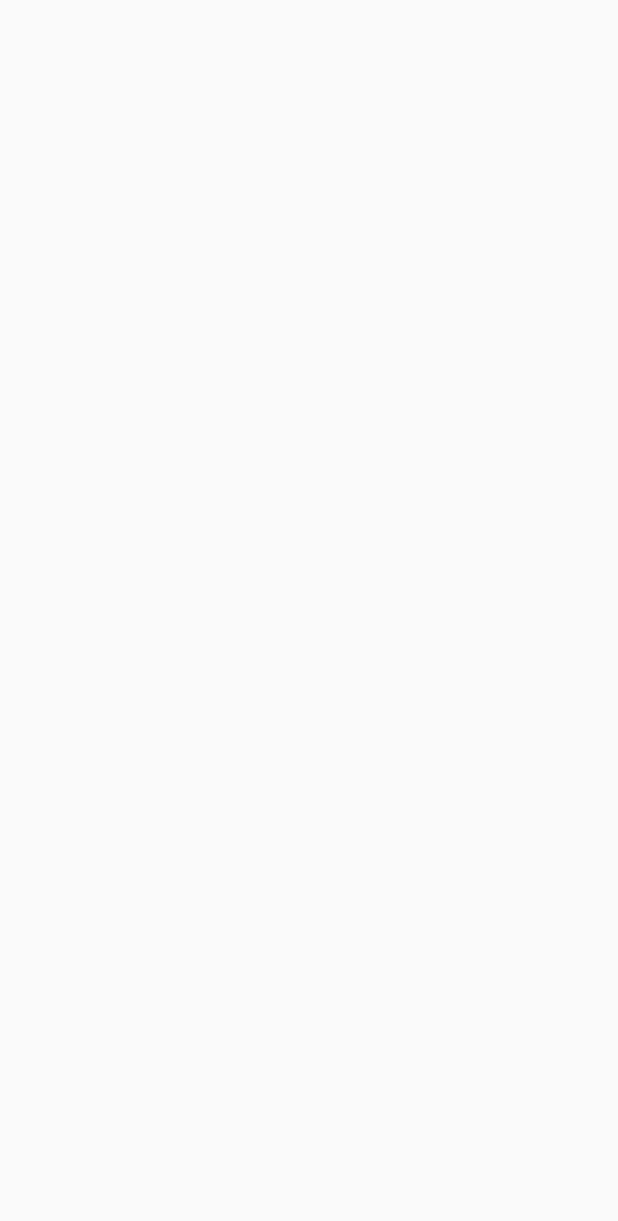
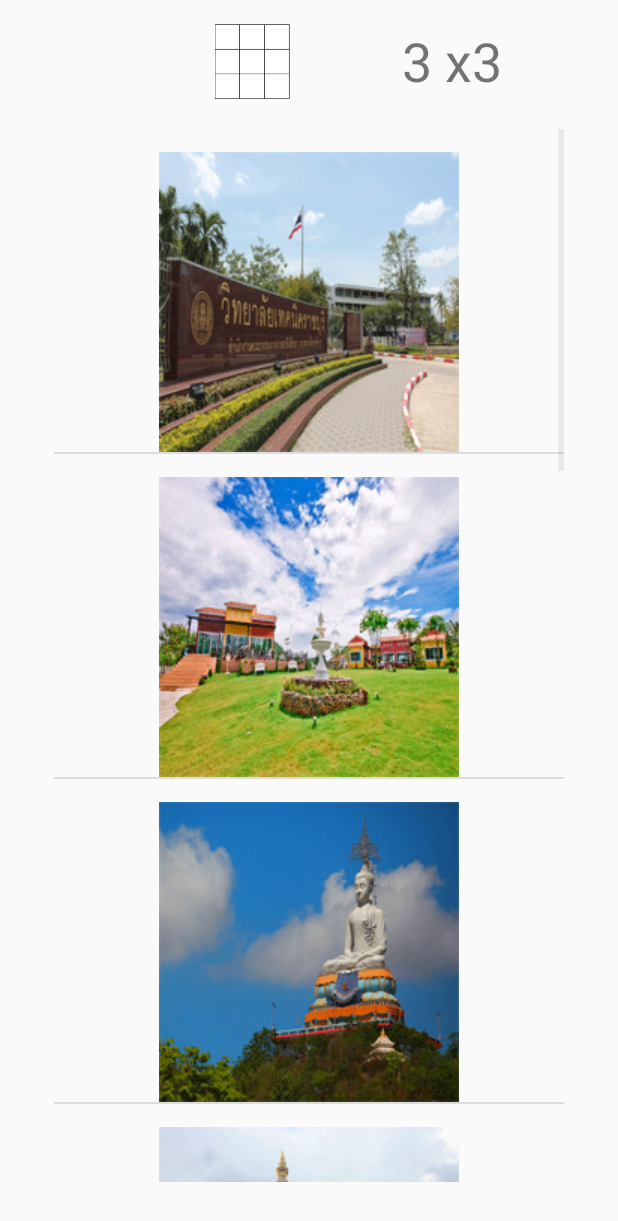
Before and after one commit to masterUNG/Jig-Saw-1, an Android app: the Chooselmage screen opened directly, with no data from a screen before it, on a phone screen of 412 x 824 dp. Before the commit the part shown is empty. Shown: the top 1221 px of the screen. Run offline under Robolectric (Android 15) with nearby library versions, the phone set to English and light mode, and no system bars.

Commit message:
finsish 25 nov

```diff
--- a/app/src/main/AndroidManifest.xml
+++ b/app/src/main/AndroidManifest.xml
@@ -17,7 +17,9 @@
         </activity>
         <activity android:name=".PlayActivity" />
         <activity android:name=".ChooseStructor" />
-        <activity android:name=".Chooselmage"></activity>
+        <activity android:name=".Chooselmage" />
+        <activity android:name=".Play4Activity" />
+        <activity android:name=".Play5Activity"></activity>
     </application>
 
 </manifest>
--- a/app/src/main/java/rtc/ariya/supakrit/jigsaw/Chooselmage.java
+++ b/app/src/main/java/rtc/ariya/supakrit/jigsaw/Chooselmage.java
@@ -1,22 +1,84 @@
 package rtc.ariya.supakrit.jigsaw;
 
+import android.content.Intent;
 import android.support.v7.app.AppCompatActivity;
 import android.os.Bundle;
 import android.util.Log;
+import android.view.View;
+import android.widget.AdapterView;
+import android.widget.ImageView;
+import android.widget.ListView;
+import android.widget.TextView;
 
 public class Chooselmage extends AppCompatActivity {
 
     //Explicit
     private int anInt;
+    private int[] imageInt = new int[]{R.drawable.a1, R.drawable.a2,
+            R.drawable.a3, R.drawable.a4, R.drawable.a5, R.drawable.a6,
+            R.drawable.a7, R.drawable.a8, R.drawable.a9, R.drawable.a10};
+    private String[] titleStrings = new String[]{"3 x3 ","4 x 4","5 x 5"};
+    private int[] iconInts = new int[]{R.drawable.e1,R.drawable.e2,R.drawable.e3};
+    private ImageView imageView;
+    private TextView textView;
+    private ListView listView;
 
     @Override
     protected void onCreate(Bundle savedInstanceState) {
         super.onCreate(savedInstanceState);
         setContentView(R.layout.activity_chooselmage);
 
+        //Bind Widget
+        imageView = (ImageView) findViewById(R.id.imageView5);
+        textView = (TextView) findViewById(R.id.textView7);
+        listView = (ListView) findViewById(R.id.livimage);
+
+
         //Get Value From Intent
         anInt = getIntent().getIntExtra("Index", 0);
         Log.d("tonV1", "Index ==> " + anInt);
 
+        //Show View
+        imageView.setImageResource(iconInts[anInt]);
+        textView.setText(titleStrings[anInt]);
+
+        //Create ListView
+        MyAdapter myAdapter = new MyAdapter(Chooselmage.this, imageInt);
+        listView.setAdapter(myAdapter);
+
+        listView.setOnItemClickListener(new AdapterView.OnItemClickListener() {
+            @Override
+            public void onItemClick(AdapterView<?> parent, View view, int position, long id) {
+
+                switch (anInt) {
+
+                    case 0: // for 3x3
+
+                        Intent intent = new Intent(Chooselmage.this, PlayActivity.class);
+                        intent.putExtra("Image", imageInt[position]);
+                        startActivity(intent);
+
+
+                        break;
+                    case 1: // for 4x4
+
+                        Intent intent1 = new Intent(Chooselmage.this, Play4Activity.class);
+                        intent1.putExtra("Image", imageInt[position]);
+                        startActivity(intent1);
+                        break;
+                    case 2: // for 5x5
+                        Intent intent2 = new Intent(Chooselmage.this, Play5Activity.class);
+                        intent2.putExtra("Image", imageInt[position]);
+                        startActivity(intent2);
+                        break;
+
+
+                } // switch
+
+            }   //onItem
+        });
+
+
+
     }   // Main Method
 }   // Main Class
--- /dev/null
+++ b/app/src/main/java/rtc/ariya/supakrit/jigsaw/MyAdapter.java
@@ -0,0 +1,54 @@
+package rtc.ariya.supakrit.jigsaw;
+
+import android.content.Context;
+import android.view.LayoutInflater;
+import android.view.View;
+import android.view.ViewGroup;
+import android.widget.BaseAdapter;
+import android.widget.ImageView;
+
+/**
+ * Created by supanita on 25/11/2559.
+ */
+
+public class MyAdapter extends BaseAdapter{
+
+
+    private Context context;
+    private int[] ints;
+
+    public MyAdapter(Context context, int[] ints) {
+        this.context = context;
+        this.ints = ints;
+    }
+
+    @Override
+    public int getCount() {
+        return ints.length;
+    }
+
+    @Override
+    public Object getItem(int position) {
+        return null;
+    }
+
+    @Override
+    public long getItemId(int position) {
+        return 0;
+    }
+
+    @Override
+    public View getView(int position, View convertView, ViewGroup parent) {
+
+
+        LayoutInflater layoutInflater = (LayoutInflater) context.getSystemService(Context.LAYOUT_INFLATER_SERVICE);
+        View view1 = layoutInflater.inflate(R.layout.my_listview, parent, false);
+
+        ImageView imageView = (ImageView) view1.findViewById(R.id.imageView6);
+
+        imageView.setImageResource(ints[position]);
+
+
+        return view1;
+    }
+}   // Main Class
--- a/app/src/main/res/layout/activity_chooselmage.xml
+++ b/app/src/main/res/layout/activity_chooselmage.xml
@@ -1,5 +1,6 @@
 <?xml version="1.0" encoding="utf-8"?>
 <RelativeLayout xmlns:android="http://schemas.android.com/apk/res/android"
+    xmlns:app="http://schemas.android.com/apk/res-auto"
     xmlns:tools="http://schemas.android.com/tools"
     android:id="@+id/activity_chooselmage"
     android:layout_width="match_parent"
@@ -10,4 +11,33 @@
     android:paddingTop="@dimen/activity_vertical_margin"
     tools:context="rtc.ariya.supakrit.jigsaw.Chooselmage">
 
+    <LinearLayout
+        android:orientation="horizontal"
+        android:layout_width="wrap_content"
+        android:layout_height="50dp"
+        android:layout_centerHorizontal="true"
+        android:id="@+id/linChooselmage">
+
+        <ImageView
+            android:layout_width="wrap_content"
+            android:layout_height="wrap_content"
+            app:srcCompat="@drawable/e1"
+            android:id="@+id/imageView5"
+            android:layout_weight="1" />
+
+        <TextView
+            android:text="TextView"
+            android:layout_width="wrap_content"
+            android:layout_height="wrap_content"
+            android:id="@+id/textView7"
+            android:layout_weight="1"
+            android:textSize="36sp" />
+    </LinearLayout>
+
+    <ListView
+        android:layout_width="match_parent"
+        android:layout_height="match_parent"
+        android:layout_below="@+id/linChooselmage"
+        android:id="@+id/livimage"
+        android:layout_margin="20dp" />
 </RelativeLayout>
--- /dev/null
+++ b/app/src/main/res/layout/my_listview.xml
@@ -0,0 +1,13 @@
+<?xml version="1.0" encoding="utf-8"?>
+<LinearLayout xmlns:android="http://schemas.android.com/apk/res/android"
+    xmlns:app="http://schemas.android.com/apk/res-auto"
+    android:orientation="vertical" android:layout_width="match_parent"
+    android:layout_height="wrap_content">
+
+    <ImageView
+        android:layout_width="match_parent"
+        android:layout_height="wrap_content"
+        app:srcCompat="@drawable/a1"
+        android:id="@+id/imageView6"
+        android:layout_marginTop="15dp" />
+</LinearLayout>
```
Also changed, not shown: app/src/main/java/rtc/ariya/supakrit/jigsaw/Play4Activity.java (added, +13 -0 lines), app/src/main/java/rtc/ariya/supakrit/jigsaw/Play5Activity.java (added, +13 -0 lines), app/src/main/res/layout/activity_play4.xml (added, +13 -0 lines), app/src/main/res/layout/activity_play5.xml (added, +13 -0 lines), app/src/main/res/drawable/a1.png (added), app/src/main/res/drawable/a10.png (added), app/src/main/res/drawable/a2.png (added), app/src/main/res/drawable/a3.png (added), app/src/main/res/drawable/a4.png (added), app/src/main/res/drawable/a5.png (added), app/src/main/res/drawable/a6.png (added), app/src/main/res/drawable/a7.png (added), app/src/main/res/drawable/a8.png (added), app/src/main/res/drawable/a9.png (added).
